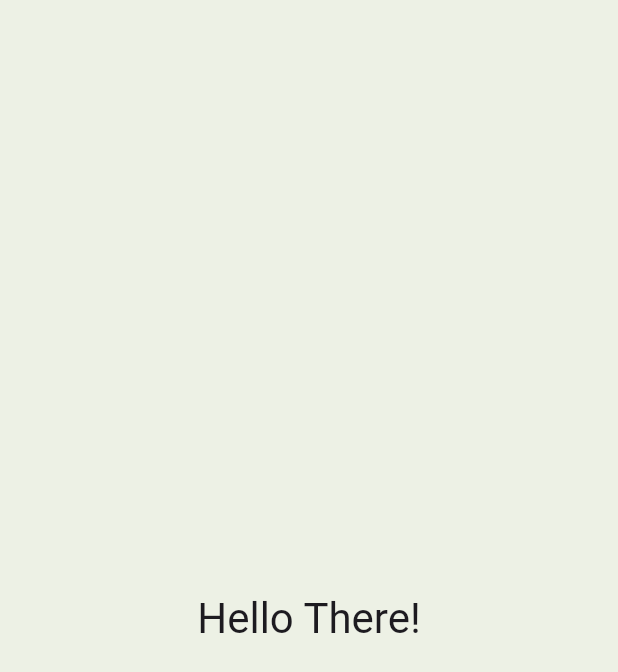
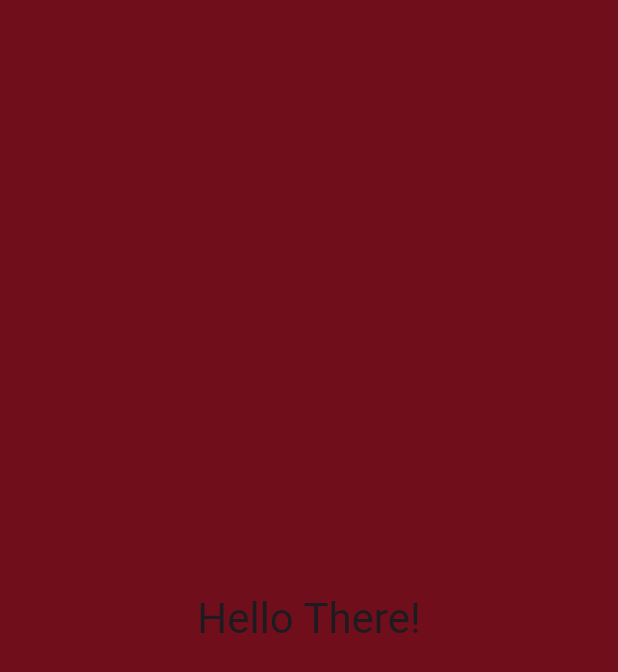
Before and after one commit to nqs23/flutter_test_task, a Flutter app: the screen it shows after launch, on a phone screen of 412 x 824 dp. Shown: the top 672 px of the screen. Run offline on Flutter 3.47's test engine with Material 3 defaults, Android fonts, the phone set to English and light mode, and no system bars.

Commit message:
opaque checker added to _randomColor() method

```diff
--- a/lib/main.dart
+++ b/lib/main.dart
@@ -29,22 +29,16 @@ class MyHomePage extends StatefulWidget {
 
 class _MyHomePageState extends State<MyHomePage> {
   late Color bgColor;
-
+  final _random = Random();
   @override
   void initState() {
     super.initState();
     bgColor = _randomColor();
   }
 
-  Color _randomColor() {
-    final r = Random();
-    return Color.fromARGB(
-      r.nextInt(256),
-      r.nextInt(256),
-      r.nextInt(256),
-      r.nextInt(256),
-    );
-  }
+  Color _randomColor() => Color(0xFF000000 |
+      _random.nextInt(
+          0x01000000)); //adding 0xFF000000 to make sure the color is opaque
 
   @override
   Widget build(BuildContext context) {
@@ -54,7 +48,10 @@ class _MyHomePageState extends State<MyHomePage> {
         onLongPress: () {
           ScaffoldMessenger.of(context).showSnackBar(
             const SnackBar(
-              content: Text('🐣 Easter egg unlocked!',textAlign: TextAlign.center,),
+              content: Text(
+                '🐣 Easter egg unlocked!',
+                textAlign: TextAlign.center,
+              ),
               duration: Duration(seconds: 1),
             ),
           );
```
